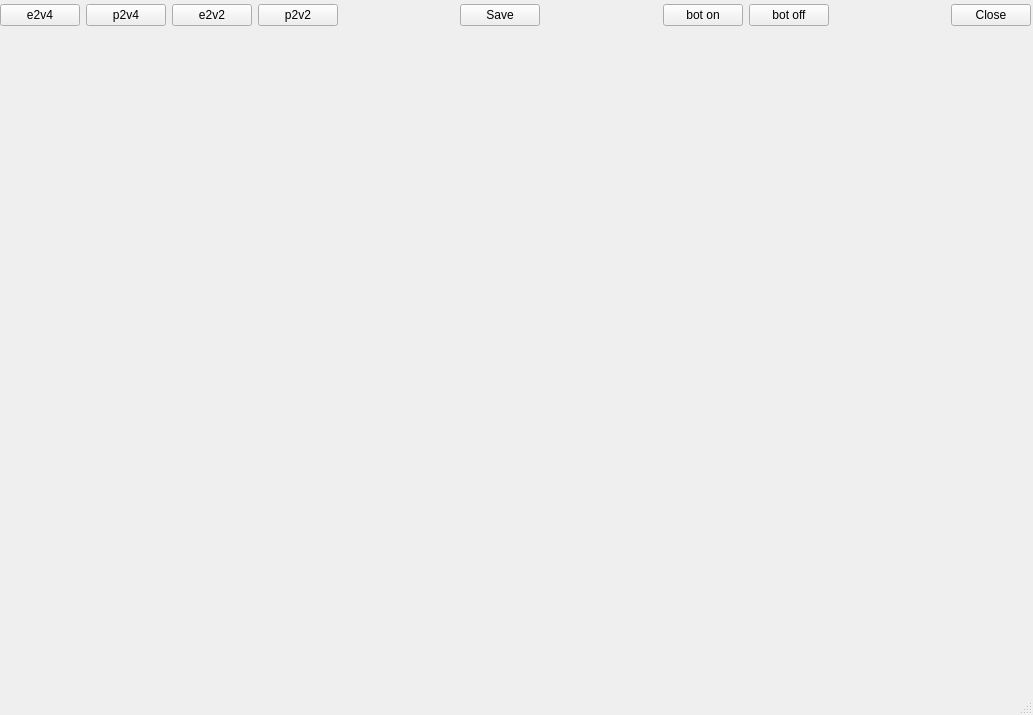
The window that bpm_plot/uis/bpm's.ui (vitaliibalakin/c_orbit) describes before a commit, drawn with Qt 5.
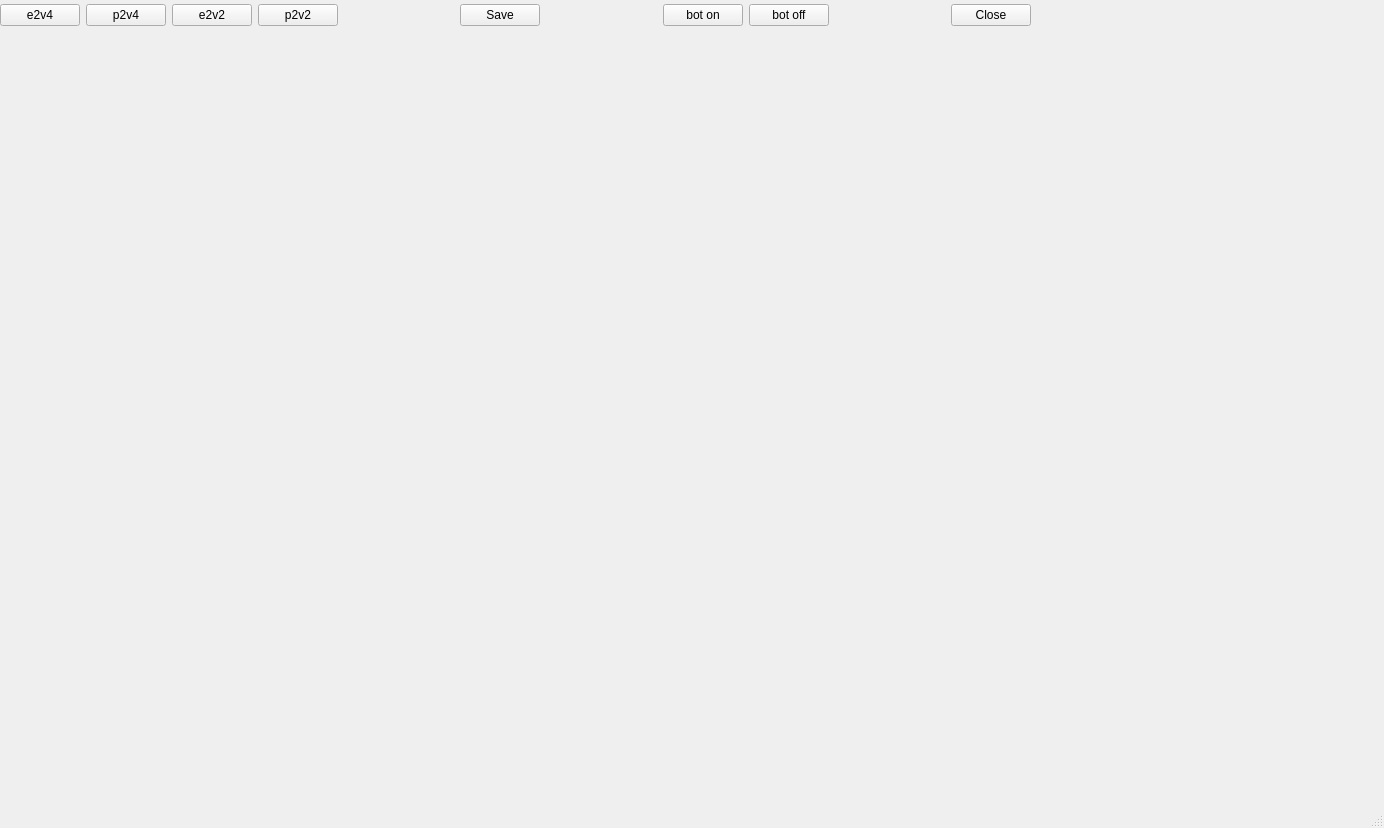
The same window after the commit.

What changed in the file:
```diff
--- a/bpm_plot/uis/bpm's.ui
+++ b/bpm_plot/uis/bpm's.ui
@@ -6,8 +6,8 @@
    <rect>
     <x>0</x>
     <y>0</y>
-    <width>1033</width>
-    <height>715</height>
+    <width>1384</width>
+    <height>828</height>
    </rect>
   </property>
   <property name="windowTitle">
@@ -126,8 +126,8 @@
      <rect>
       <x>0</x>
       <y>30</y>
-      <width>791</width>
-      <height>641</height>
+      <width>1121</width>
+      <height>751</height>
      </rect>
     </property>
     <layout class="QVBoxLayout" name="verticalLayout">
@@ -143,7 +143,7 @@
    <widget class="QWidget" name="widget" native="true">
     <property name="geometry">
      <rect>
-      <x>790</x>
+      <x>1130</x>
       <y>30</y>
       <width>241</width>
       <height>421</height>
```
Left out of the diff: 12 changed lines with no effect on the pictures.
